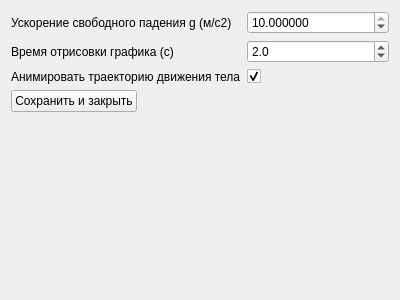
Before: the Qt Designer form resources/ui_files/ui/settings_wnd.ui in IvanBrekman/ModelingBodyTrajectory, drawn with Qt 5.
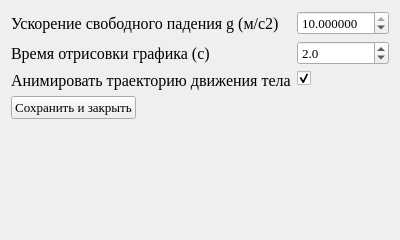
After: the same form once the commit is applied.

What changed in the file:
```diff
--- a/resources/ui_files/ui/settings_wnd.ui
+++ b/resources/ui_files/ui/settings_wnd.ui
@@ -7,15 +7,27 @@
     <x>0</x>
     <y>0</y>
     <width>400</width>
-    <height>300</height>
+    <height>240</height>
    </rect>
   </property>
+  <property name="minimumSize">
+   <size>
+    <width>400</width>
+    <height>240</height>
+   </size>
+  </property>
   <property name="windowTitle">
    <string>Настройки</string>
   </property>
   <layout class="QFormLayout" name="formLayout">
    <item row="0" column="0">
     <widget class="QLabel" name="label">
+     <property name="font">
+      <font>
+       <family>Times New Roman</family>
+       <pointsize>12</pointsize>
+      </font>
+     </property>
      <property name="text">
       <string>Ускорение свободного падения g (м/с2)</string>
      </property>
@@ -23,6 +35,12 @@
    </item>
    <item row="0" column="1">
     <widget class="QDoubleSpinBox" name="g_dsb">
+     <property name="font">
+      <font>
+       <family>Times New Roman</family>
+       <pointsize>10</pointsize>
+      </font>
+     </property>
      <property name="suffix">
       <string/>
      </property>
@@ -45,6 +63,12 @@
    </item>
    <item row="2" column="0">
     <widget class="QLabel" name="label_2">
+     <property name="font">
+      <font>
+       <family>Times New Roman</family>
+       <pointsize>12</pointsize>
+      </font>
+     </property>
      <property name="text">
       <string>Анимировать траекторию движения тела</string>
      </property>
@@ -52,6 +76,11 @@
    </item>
    <item row="2" column="1">
     <widget class="QCheckBox" name="is_animated_chb">
+     <property name="font">
+      <font>
+       <pointsize>8</pointsize>
+      </font>
+     </property>
      <property name="text">
       <string/>
      </property>
@@ -62,6 +91,12 @@
    </item>
    <item row="1" column="0">
     <widget class="QLabel" name="label_3">
+     <property name="font">
+      <font>
+       <family>Times New Roman</family>
+       <pointsize>12</pointsize>
+      </font>
+     </property>
      <property name="text">
       <string>Время отрисовки графика (с)</string>
      </property>
@@ -69,6 +104,12 @@
    </item>
    <item row="1" column="1">
     <widget class="QDoubleSpinBox" name="graph_time_dsb">
+     <property name="font">
+      <font>
+       <family>Times New Roman</family>
+       <pointsize>10</pointsize>
+      </font>
+     </property>
      <property name="decimals">
       <number>1</number>
      </property>
@@ -88,6 +129,12 @@
    </item>
    <item row="3" column="0">
     <widget class="QPushButton" name="save_btn">
+     <property name="font">
+      <font>
+       <family>Times New Roman</family>
+       <pointsize>10</pointsize>
+      </font>
+     </property>
      <property name="text">
       <string>Сохранить и закрыть</string>
      </property>
```
